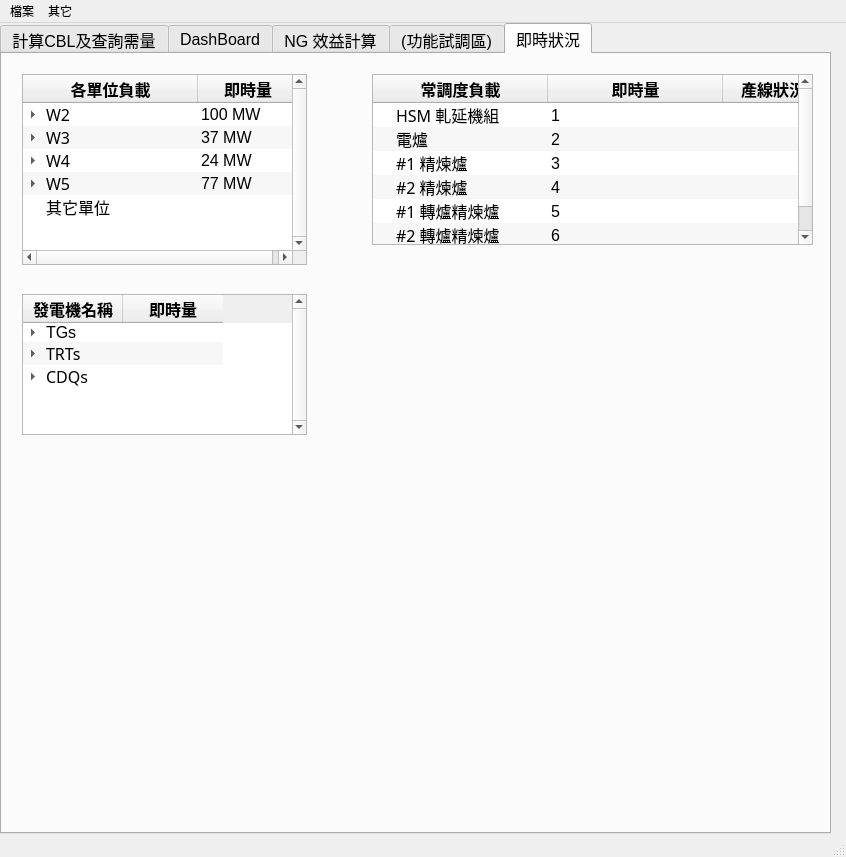
Old version of the form ui.ui in the repository JoesphChou/InterfaceForDispatch.
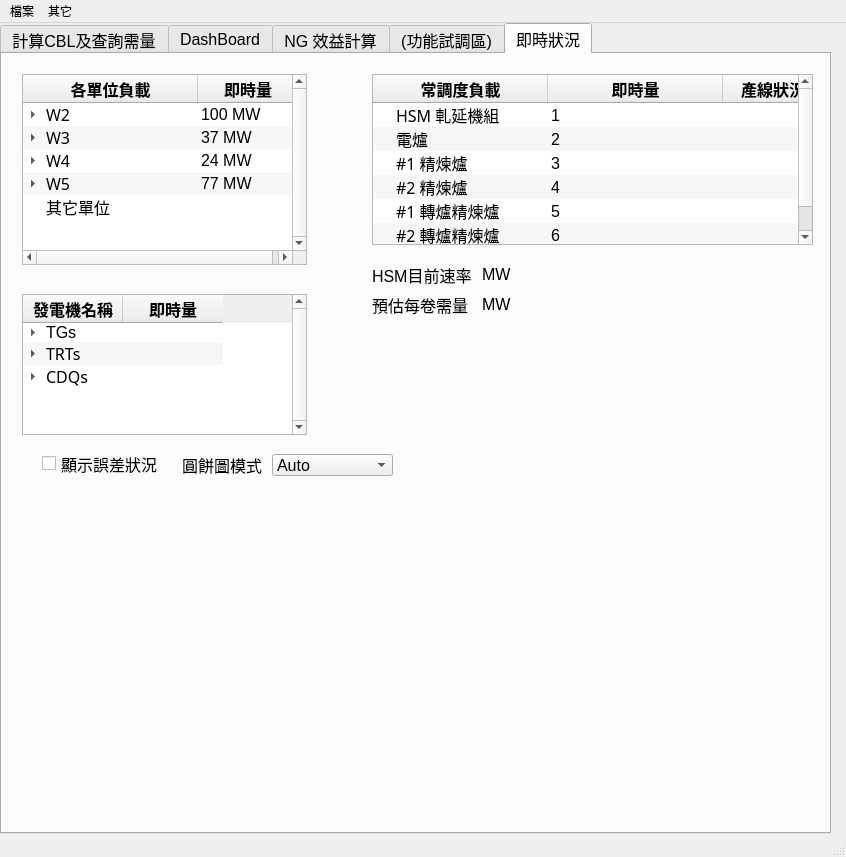
New version of the form.

Commit message: (1) 在即時狀況中，新增TGs 燃料佔比發電量的甜甜團圖表(pie chart 變種)。 (2) 在parameter.xlsx 新增sNG、sCOG 的tag

What changed in the file:
```diff
--- a/ui.ui
+++ b/ui.ui
@@ -3186,58 +3186,6 @@
        </property>
       </item>
      </widget>
-     <widget class="QLabel" name="label_42">
-      <property name="geometry">
-       <rect>
-        <x>370</x>
-        <y>230</y>
-        <width>111</width>
-        <height>21</height>
-       </rect>
-      </property>
-      <property name="text">
-       <string>HSM目前速率</string>
-      </property>
-     </widget>
-     <widget class="QLabel" name="label_43">
-      <property name="geometry">
-       <rect>
-        <x>370</x>
-        <y>260</y>
-        <width>111</width>
-        <height>21</height>
-       </rect>
-      </property>
-      <property name="text">
-       <string>預估每卷需量</string>
-      </property>
-     </widget>
-     <widget class="QLabel" name="label_44">
-      <property name="geometry">
-       <rect>
-        <x>480</x>
-        <y>230</y>
-        <width>111</width>
-        <height>21</height>
-       </rect>
-      </property>
-      <property name="text">
-       <string>MW</string>
-      </property>
-     </widget>
-     <widget class="QLabel" name="label_45">
-      <property name="geometry">
-       <rect>
-        <x>480</x>
-        <y>260</y>
-        <width>111</width>
-        <height>21</height>
-       </rect>
-      </property>
-      <property name="text">
-       <string>MW</string>
-      </property>
-     </widget>
     </widget>
     <widget class="QWidget" name="tab_3">
      <attribute name="title">
@@ -5483,14 +5431,125 @@
      <widget class="QWidget" name="verticalLayoutWidget_2">
       <property name="geometry">
        <rect>
-        <x>310</x>
-        <y>350</y>
-        <width>511</width>
-        <height>401</height>
+        <x>20</x>
+        <y>440</y>
+        <width>441</width>
+        <height>291</height>
        </rect>
       </property>
       <layout class="QVBoxLayout" name="verticalLayout_2"/>
      </widget>
+     <widget class="QCheckBox" name="checkBox_4">
+      <property name="geometry">
+       <rect>
+        <x>40</x>
+        <y>400</y>
+        <width>131</width>
+        <height>19</height>
+       </rect>
+      </property>
+      <property name="text">
+       <string>顯示誤差狀況</string>
+      </property>
+      <property name="checked">
+       <bool>false</bool>
+      </property>
+     </widget>
+     <widget class="QComboBox" name="comboBox">
+      <property name="geometry">
+       <rect>
+        <x>270</x>
+        <y>400</y>
+        <width>121</width>
+        <height>22</height>
+       </rect>
+      </property>
+      <item>
+       <property name="text">
+        <string>Auto</string>
+       </property>
+      </item>
+      <item>
+       <property name="text">
+        <string>Full</string>
+       </property>
+      </item>
+      <item>
+       <property name="text">
+        <string>Compact</string>
+       </property>
+      </item>
+      <item>
+       <property name="text">
+        <string>Mini</string>
+       </property>
+      </item>
+     </widget>
+     <widget class="QLabel" name="label_46">
+      <property name="geometry">
+       <rect>
+        <x>180</x>
+        <y>400</y>
+        <width>81</width>
+        <height>21</height>
+       </rect>
+      </property>
+      <property name="text">
+       <string>圓餅圖模式</string>
+      </property>
+     </widget>
+     <widget class="QLabel" name="label_42">
+      <property name="geometry">
+       <rect>
+        <x>370</x>
+        <y>210</y>
+        <width>111</width>
+        <height>21</height>
+       </rect>
+      </property>
+      <property name="text">
+       <string>HSM目前速率</string>
+      </property>
+     </widget>
+     <widget class="QLabel" name="label_43">
+      <property name="geometry">
+       <rect>
+        <x>370</x>
+        <y>240</y>
+        <width>111</width>
+        <height>21</height>
+       </rect>
+      </property>
+      <property name="text">
+       <string>預估每卷需量</string>
+      </property>
+     </widget>
+     <widget class="QLabel" name="label_44">
+      <property name="geometry">
+       <rect>
+        <x>480</x>
+        <y>210</y>
+        <width>111</width>
+        <height>21</height>
+       </rect>
+      </property>
+      <property name="text">
+       <string>MW</string>
+      </property>
+     </widget>
+     <widget class="QLabel" name="label_45">
+      <property name="geometry">
+       <rect>
+        <x>480</x>
+        <y>240</y>
+        <width>111</width>
+        <height>21</height>
+       </rect>
+      </property>
+      <property name="text">
+       <string>MW</string>
+      </property>
+     </widget>
     </widget>
    </widget>
   </widget>
```
The commit also changes 5 other files.
